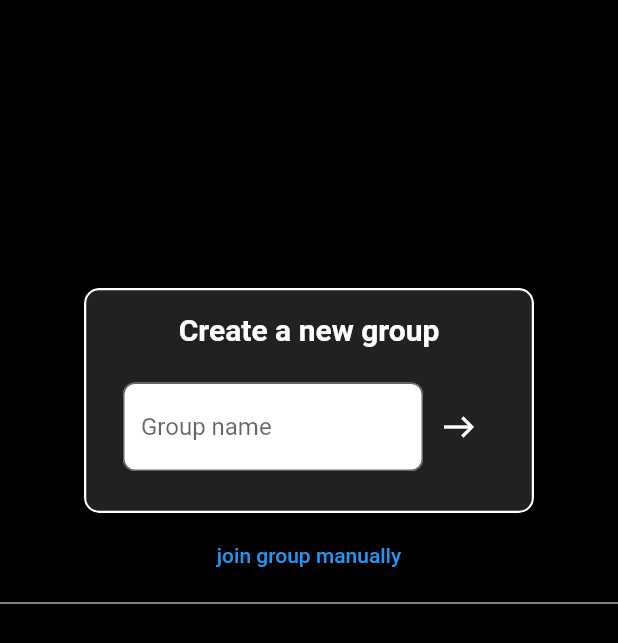
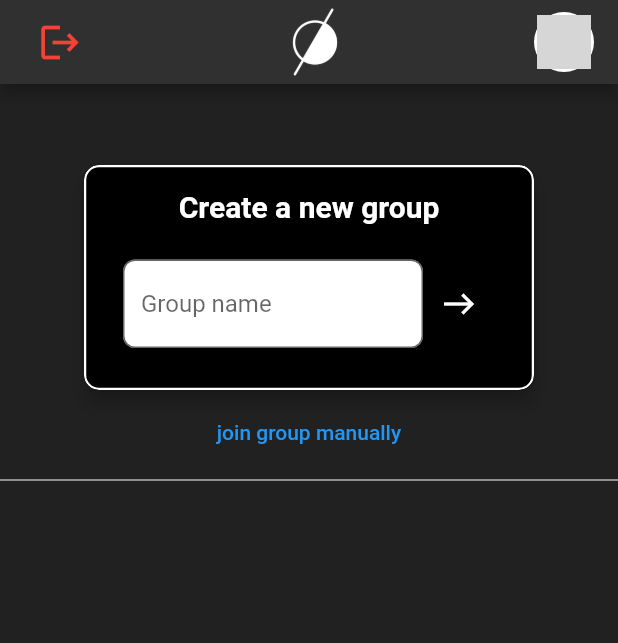
Before and after one commit to braimbau/IOU, a Flutter app: the screen it shows after launch, after a tap on "Retry", on a phone screen of 412 x 824 dp. Shown: the top 643 px of the screen. Run offline on Flutter 3.47's test engine with Material 2 defaults, Android fonts, the phone set to English and light mode, and no system bars; our stand-ins replace another_flushbar, cloud_firestore, firebase_auth, firebase_core, firebase_dynamic_links, firebase_storage and 5 more; missing offline and left inert: emoji_picker; accounts and stored records are empty; network calls fail; grey boxes are pictures that could not be loaded.

Commit message:
minor fixes

```diff
--- a/lib/Other/user_display.dart
+++ b/lib/Other/user_display.dart
@@ -18,7 +18,7 @@ class UserDisplay extends StatelessWidget {
         future: updateUserInfosFromGroup(usr, group),
         builder: (BuildContext context, AsyncSnapshot<bool> update) {
           return Padding(
-            padding: const EdgeInsets.only(top: 5, bottom: 5),
+            padding: const EdgeInsets.all(5),
             child: InkWell(
               child: CircleAvatar(
                   radius: 20,
--- a/lib/Routes/join_group.dart
+++ b/lib/Routes/join_group.dart
@@ -1,5 +1,7 @@
 import 'package:another_flushbar/flushbar.dart';
 import 'package:cloud_firestore/cloud_firestore.dart';
+import 'package:deed/Other/user_display.dart';
+import 'package:deed/Other/user_menu.dart';
 import 'package:deed/group/group_creation.dart';
 import 'package:deed/Other/invitation.dart';
 import 'package:deed/group/manual_join.dart';
@@ -26,14 +28,36 @@ class JoinGroup extends StatelessWidget {
     String group;
     String groupName;
     return Scaffold(
-      backgroundColor: Colors.black,
+      backgroundColor: Colors.grey[900],
+      appBar: AppBar(
+        automaticallyImplyLeading: false,
+        backgroundColor: Colors.grey[850],
+        title: Row(
+          mainAxisAlignment: MainAxisAlignment.spaceBetween,
+          children: [
+            IconButton(
+              icon: Icon(
+                Icons.logout,
+                color: Colors.red,
+              ),
+              iconSize: 30,
+              onPressed: () async {
+                await logOut(context);
+              }
+            ),
+            Center(child: Image.asset('asset/image/logo.png', height: 45)),
+            CircleAvatar(
+              radius: 20,
+              backgroundColor: Colors.white,
+              child: CircleAvatar(
+                  radius: 18, backgroundImage: NetworkImage(usr.getUrl())),
+            )
+          ],
+        ),
+      ),
       body: Column(
-        mainAxisAlignment: MainAxisAlignment.center,
         children: [
-          Expanded(
-            child: Container(),
-            flex: 1,
-          ),
+          Container(),
           if (groupInvite != null)
             InvitationPanel(
               group: groupInvite,
@@ -42,15 +66,19 @@ class JoinGroup extends StatelessWidget {
           SizedBox(
             height: 50,
           ),
-          GroupCreation(usr: usr,),
-          TextButton(onPressed: () {
-            showManualJoin(context, usr);
-          }, child: Text("join group manually"),),
+          GroupCreation(
+            usr: usr,
+          ),
+          TextButton(
+            onPressed: () {
+              showManualJoin(context, usr);
+            },
+            child: Text("join group manually"),
+          ),
           Divider(
             color: Colors.white,
           ),
-          Expanded(
-            flex: 3,
+          Flexible(
             child: GroupSelection(
               usr: usr,
             ),
--- a/lib/Routes/main_page.dart
+++ b/lib/Routes/main_page.dart
@@ -1,4 +1,6 @@
 import 'dart:ui';
+import 'package:deed/utils/Apple_oauth.dart';
+
 import '../Other/app_bar.dart';
 import '../cards/quick_card.dart';
 import 'package:flutter/rendering.dart';
@@ -90,6 +92,8 @@ class _MainPageState extends State<MainPage> {
             children: <Widget>[
               Visibility(child: Flexible(child: BalanceCard(usr: usr, group: group))),
               QuickCard(usr: usr, group: group),
+              IconButton(icon: Icon(Icons.face_rounded), onPressed: () {
+              })
             ],
           ),
         ),
--- a/lib/cards/payer_widget.dart
+++ b/lib/cards/payer_widget.dart
@@ -30,7 +30,7 @@ class _PayerWidgetState extends State<PayerWidget> {
           selectedItemBuilder: (_) {
             return this.widget.userList
                 .map((e) => Container(
-              width: 170,
+              width: 190,
               alignment: Alignment.centerLeft,
               child: Text(selectedItem.getName(),
                 style: TextStyle(color: Colors.white),
--- a/lib/group/group_creation.dart
+++ b/lib/group/group_creation.dart
@@ -41,7 +41,7 @@ class _GroupCreationState extends State<GroupCreation> {
             ),
           ),
           clipBehavior: Clip.antiAlias,
-          color: Colors.grey[900],
+          color: Colors.black,
           semanticContainer: true,
           elevation: 5,
           child: SizedBox(
@@ -83,16 +83,19 @@ class _GroupCreationState extends State<GroupCreation> {
                           color: Colors.white,
                         ),
                         onPressed: () async {
-                          if (groupName == null || groupName.length == 0){
+                          if (groupName == null || groupName.length == 0) {
                             WidgetsBinding.instance.focusManager.primaryFocus
                                 ?.unfocus();
-                            displayError("Chose a name to create a group", context);
+                            displayError(
+                                "Chose a name to create a group", context);
                             return;
                           }
-                          if (groupName.length > 10){
+                          if (groupName.length > 10) {
                             WidgetsBinding.instance.focusManager.primaryFocus
                                 ?.unfocus();
-                            displayError("The max length of the group name is 10 characters", context);
+                            displayError(
+                                "The max length of the group name is 10 characters",
+                                context);
                             return;
                           }
                           groupId = await createGroup(groupName);
@@ -127,10 +130,10 @@ class _GroupCreationState extends State<GroupCreation> {
           child: SizedBox(
             width: 300,
             height: 150,
-            child: Column(children: [
-              Padding(
-                padding: const EdgeInsets.all(16.0),
-                child: Row(
+            child: Column(
+                mainAxisAlignment: MainAxisAlignment.spaceBetween,
+                children: [
+                  Row(
                     children: [
                       Expanded(
                         child: Center(
@@ -157,29 +160,44 @@ class _GroupCreationState extends State<GroupCreation> {
                           })
                     ],
                   ),
-              ),
-              Row(
-                children: [
-                  Padding(
-                    padding: const EdgeInsets.only(left: 16),
-                    child: IconButton(
-                        icon: Icon(Icons.ios_share, color: Colors.white,),
+                  ElevatedButton(
                       onPressed: () async {
                         String url = await getGroupDynamicLink(groupId);
                         await Share.share(url);
-                        }),
+                      },
+                      style: ElevatedButton.styleFrom(
+                          shape: StadiumBorder(), primary: Colors.white),
+                      child: Row(
+                        mainAxisSize: MainAxisSize.min,
+                        children: [
+                          Icon(
+                              Icons.ios_share,
+                              color: Colors.blue,
                           ),
-                  VerticalDivider(
-                    color: Colors.red,
-                    thickness: 4,
-                  ),
-                  Column(
-                    children: [
-                      Text("group Id:", style: TextStyle(color: Colors.white60),),
-                      SelectableText(groupId, style: TextStyle(color: Colors.white60),),
-                    ],
+                          Text(
+                            "Share Invitation",
+                            style: TextStyle(
+                                color: Colors.blue,
+                                fontWeight: FontWeight.bold,
+                                fontSize: 15),
                           )
                         ],
+                      )),
+                  Padding(
+                    padding: const EdgeInsets.all(12.0),
+                    child: Row(
+                      mainAxisAlignment: MainAxisAlignment.center,
+                      children: [
+                        Text(
+                          "group Id:",
+                          style: TextStyle(color: Colors.white60),
+                        ),
+                        SelectableText(
+                          groupId,
+                          style: TextStyle(color: Colors.white60),
+                        ),
+                      ],
+                    ),
                   )
                 ]),
           ));
--- a/pubspec.yaml
+++ b/pubspec.yaml
@@ -15,7 +15,7 @@ publish_to: 'none' # Remove this line if you wish to publish to pub.dev
 # In iOS, build-name is used as CFBundleShortVersionString while build-number used as CFBundleVersion.
 # Read more about iOS versioning at
 # https://developer.apple.com/library/archive/documentation/General/Reference/InfoPlistKeyReference/Articles/CoreFoundationKeys.html
-version: 1.0.6+7
+version: 1.0.7+10
 
 environment:
   sdk: ">=2.7.0 <3.0.0"
@@ -37,6 +37,8 @@ dependencies:
   firebase_dynamic_links: ^2.0.7
   share_plus: ^2.1.4
   flutter_slidable: ^0.6.0
+  sign_in_with_apple: ^2.5.2
+  crypto: ^2.1.5
 
   # The following adds the Cupertino Icons font to your application.
   # Use with the CupertinoIcons class for iOS style icons.
```
Also changed, not shown: lib/Other/app_bar.dart (+15 -10 lines), lib/Other/user_menu.dart (+57 -29 lines), lib/Utils.dart (+14 -0 lines), lib/cards/amount_card.dart (+11 -8 lines), lib/cards/quick_card.dart (+13 -7 lines), lib/group/group_menu.dart (+7 -7 lines), lib/group/group_picker.dart (+10 -9 lines), lib/utils/Apple_oauth.dart (added, +53 -0 lines), pubspec.lock, 40 other files. Lines whose indentation alone changed are shown as unchanged.
